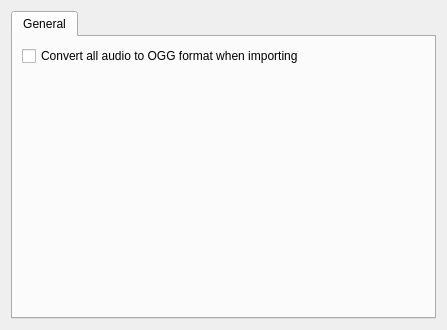
Qt form rave/AudioExplorer/setupform.ui (pgathogo/raven) before a commit.
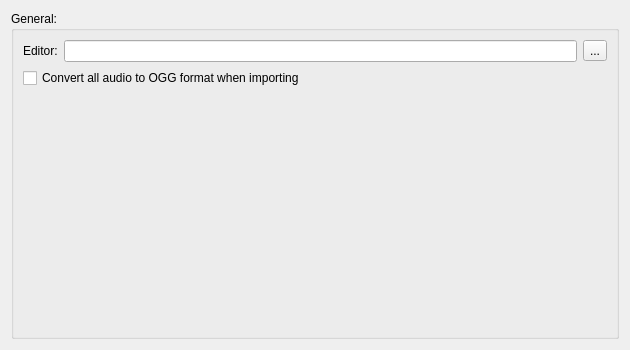
The same form after that commit.

Diff of the .ui file:
```diff
--- a/rave/AudioExplorer/setupform.ui
+++ b/rave/AudioExplorer/setupform.ui
@@ -6,25 +6,58 @@
    <rect>
     <x>0</x>
     <y>0</y>
-    <width>447</width>
-    <height>330</height>
+    <width>630</width>
+    <height>350</height>
    </rect>
   </property>
+  <property name="sizePolicy">
+   <sizepolicy hsizetype="Fixed" vsizetype="Fixed">
+    <horstretch>0</horstretch>
+    <verstretch>0</verstretch>
+   </sizepolicy>
+  </property>
+  <property name="maximumSize">
+   <size>
+    <width>630</width>
+    <height>350</height>
+   </size>
+  </property>
   <property name="windowTitle">
    <string>Form</string>
   </property>
-  <layout class="QVBoxLayout" name="verticalLayout">
-   <item>
-    <widget class="QTabWidget" name="tabWidget">
-     <property name="currentIndex">
-      <number>0</number>
-     </property>
-     <widget class="QWidget" name="tab">
-      <attribute name="title">
-       <string>General</string>
-      </attribute>
       <layout class="QVBoxLayout" name="verticalLayout_2">
        <item>
+    <widget class="QGroupBox" name="groupBox">
+     <property name="title">
+      <string>General:</string>
+     </property>
+     <layout class="QVBoxLayout" name="verticalLayout">
+      <item>
+       <layout class="QHBoxLayout" name="horizontalLayout">
+        <item>
+         <widget class="QLabel" name="label">
+          <property name="text">
+           <string>Editor:</string>
+          </property>
+         </widget>
+        </item>
+        <item>
+         <widget class="QLineEdit" name="edtEditor">
+          <property name="readOnly">
+           <bool>true</bool>
+          </property>
+         </widget>
+        </item>
+        <item>
+         <widget class="QToolButton" name="btnEditor">
+          <property name="text">
+           <string>...</string>
+          </property>
+         </widget>
+        </item>
+       </layout>
+      </item>
+      <item>
         <widget class="QCheckBox" name="cbConvertOgg">
          <property name="text">
           <string>Convert all audio to OGG format when importing</string>
@@ -39,13 +72,12 @@
          <property name="sizeHint" stdset="0">
           <size>
            <width>20</width>
-           <height>227</height>
+          <height>40</height>
           </size>
          </property>
         </spacer>
        </item>
       </layout>
-     </widget>
     </widget>
    </item>
   </layout>
```
Lines whose indentation alone changed are shown as unchanged.
